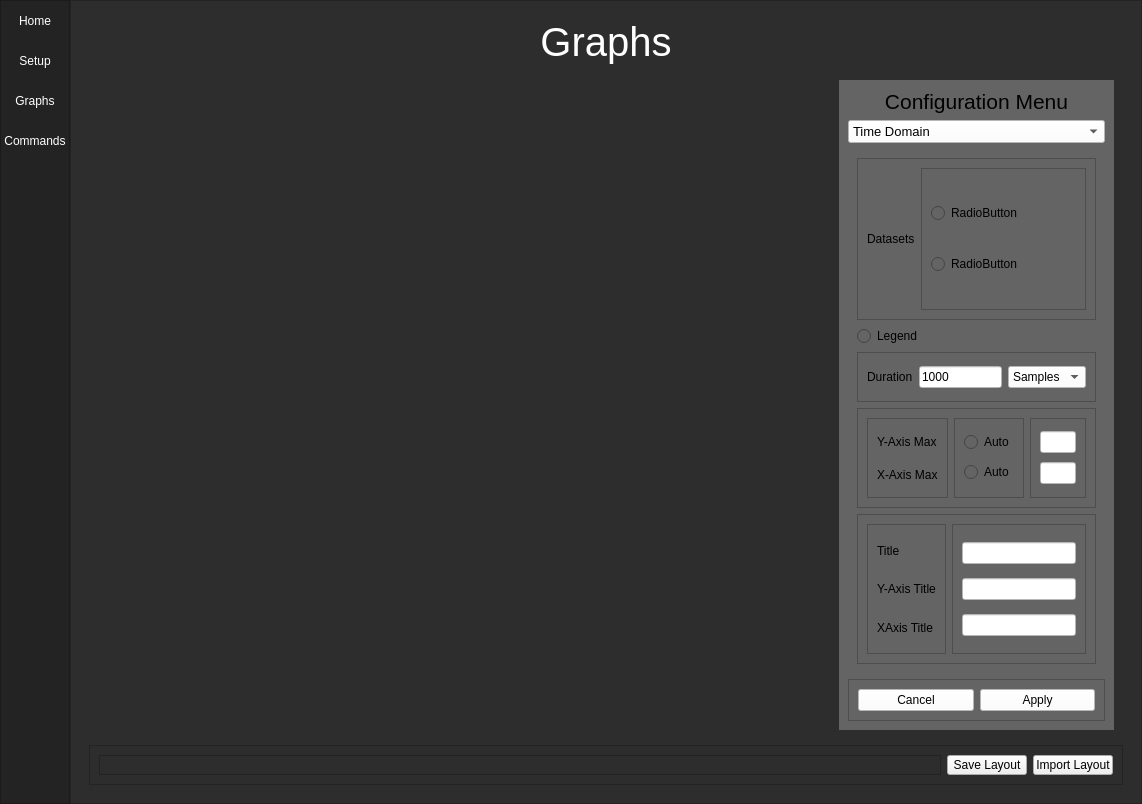
First picture: the form in TelemetryViewer/ui_main.ui, repository UBCO-Motorsports/WirelessTelemetryCapstone, before the edit.
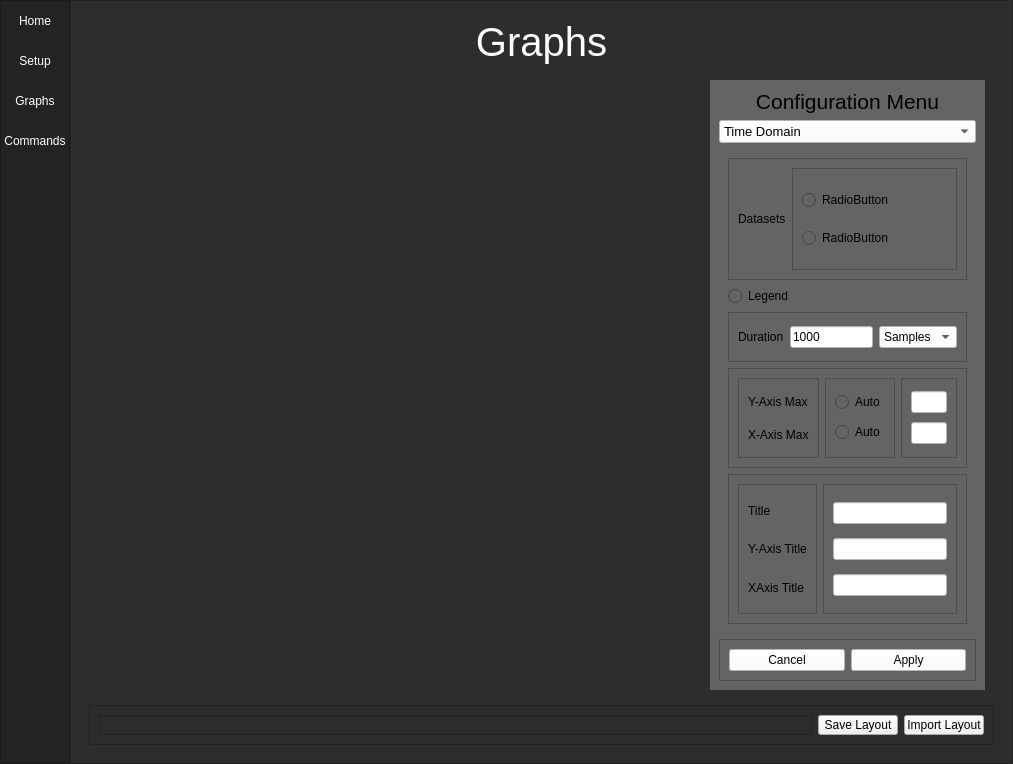
Second picture: the form after the edit. Icons and pictures are not drawn.

Commit message:
Graphing in New GUI and Re-implemented Loading Screen
-Graphing data in new GUI
-Added loading screen to new GUI
-Decreased maximum visible graphs to 12
-Update() function created for refreshing data
-Framework for data selection implemented
-showGraphs() needs a rewrite

Patch:
```diff
--- a/TelemetryViewer/ui_main.ui
+++ b/TelemetryViewer/ui_main.ui
@@ -6,8 +6,8 @@
    <rect>
     <x>0</x>
     <y>0</y>
-    <width>1142</width>
-    <height>804</height>
+    <width>1013</width>
+    <height>764</height>
    </rect>
   </property>
   <property name="minimumSize">
@@ -1035,14 +1035,7 @@
                 </property>
                 <layout class="QHBoxLayout" name="horizontalLayout_7">
                  <item>
-                  <widget class="QFrame" name="graph_frame">
-                   <property name="frameShape">
-                    <enum>QFrame::NoFrame</enum>
-                   </property>
-                   <property name="frameShadow">
-                    <enum>QFrame::Raised</enum>
-                   </property>
-                  </widget>
+                  <widget class="QWidget" name="graph_widget" native="true"/>
                  </item>
                  <item>
                   <widget class="QFrame" name="frame_15">
@@ -1172,8 +1165,8 @@
                                <rect>
                                 <x>0</x>
                                 <y>0</y>
-                                <width>168</width>
-                                <height>143</height>
+                                <width>162</width>
+                                <height>85</height>
                                </rect>
                               </property>
                               <layout class="QVBoxLayout" name="verticalLayout_15">
```
Left out of the diff: 6 changed lines with no effect on the pictures. The commit also changes 5 other files.
